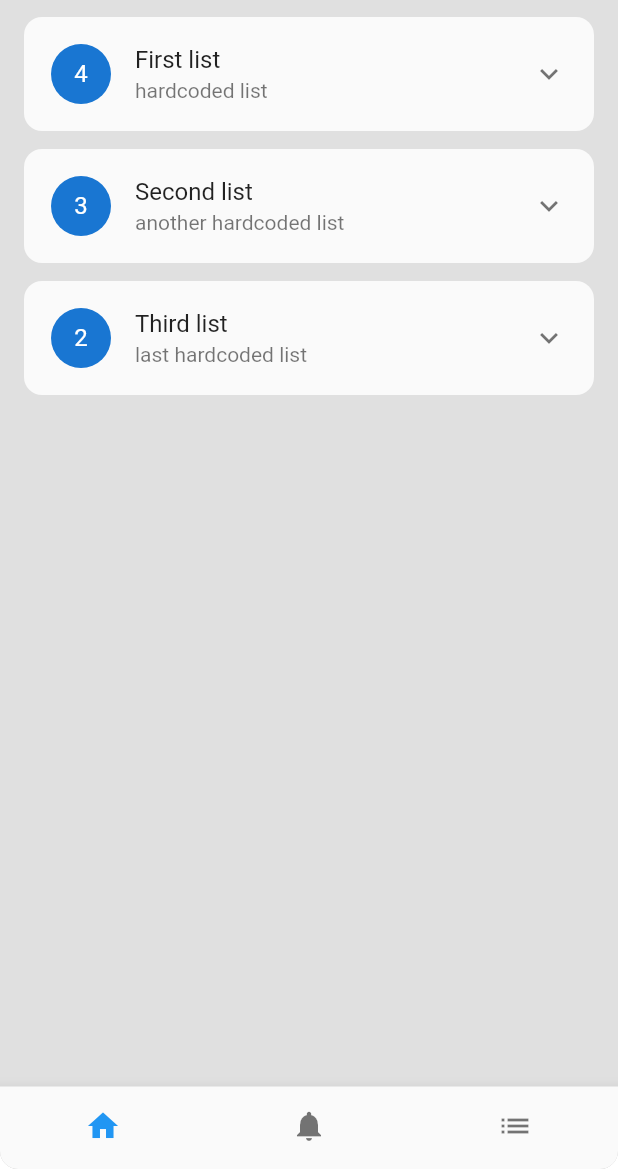
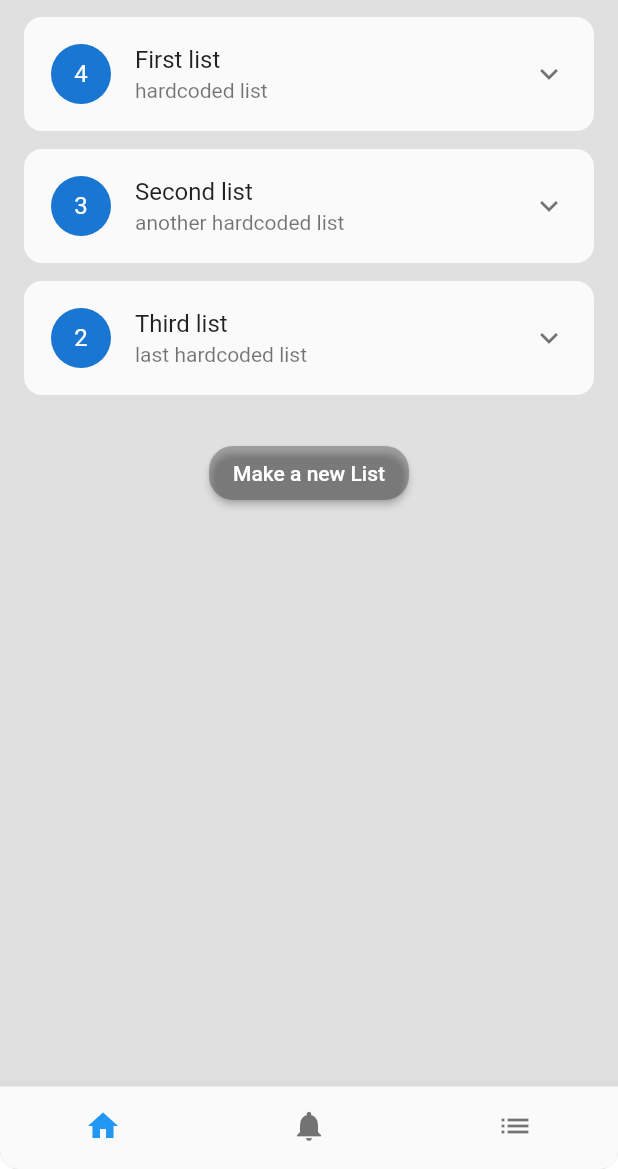
Before and after one commit to bpbushman/taskbuddies, a Flutter app: the screen it shows after launch, on a phone screen of 412 x 824 dp, the part 67-1236 px from its top. Run offline on Flutter 3.47's test engine with Material 2 defaults, Android fonts, the phone set to English and light mode, and no system bars; drawn by our look-alikes of expansion_tile_card; our stand-ins replace auto_route, get_it, google_fonts, injectable, like_button, stacked and 1 more; Roboto replaces fonts that are missing (Ubuntu).

Commit message:
added add new list button

```diff
--- a/lib/ui/views/list_view/list_view.dart
+++ b/lib/ui/views/list_view/list_view.dart
@@ -3,6 +3,7 @@ import 'package:stacked/stacked.dart';
 import 'package:taskbuddies/app/locator.dart';
 import 'package:taskbuddies/models/todo_list.dart';
 import 'package:taskbuddies/ui/views/list_view/list_view_model.dart';
+import 'package:taskbuddies/ui/widgets/helpers.dart';
 import 'package:taskbuddies/ui/widgets/list_widget.dart';
 
 class TodoListView extends StatelessWidget {
@@ -19,10 +20,29 @@ class TodoListView extends StatelessWidget {
     print('hello from todo list view');
     return ViewModelBuilder.reactive(
       disposeViewModel: false,
-      builder: (context, model, child) => Container(
-        child: ListView(
-          padding: EdgeInsets.fromLTRB(0, 0, 0, 8),
-          children: addListToWidget(model.todoLists),
+      builder: (context, model, child) => SingleChildScrollView(
+        child: Column(
+          children: [
+            Container(
+              child: ListView(
+                shrinkWrap: true,
+                padding: EdgeInsets.fromLTRB(0, 0, 0, 8),
+                children: addListToWidget(model.todoLists),
+              ),
+            ),
+            smallVertSpace(),
+            RaisedButton(
+              color: Colors.black26,
+              onPressed: () {},
+              shape: RoundedRectangleBorder(
+                borderRadius: BorderRadius.all(Radius.circular(16)),
+              ),
+              child: Text(
+                'Make a new List',
+                style: TextStyle(color: Colors.white),
+              ),
+            )
+          ],
         ),
       ),
       viewModelBuilder: () => locator<TodoListViewModel>(),
```
